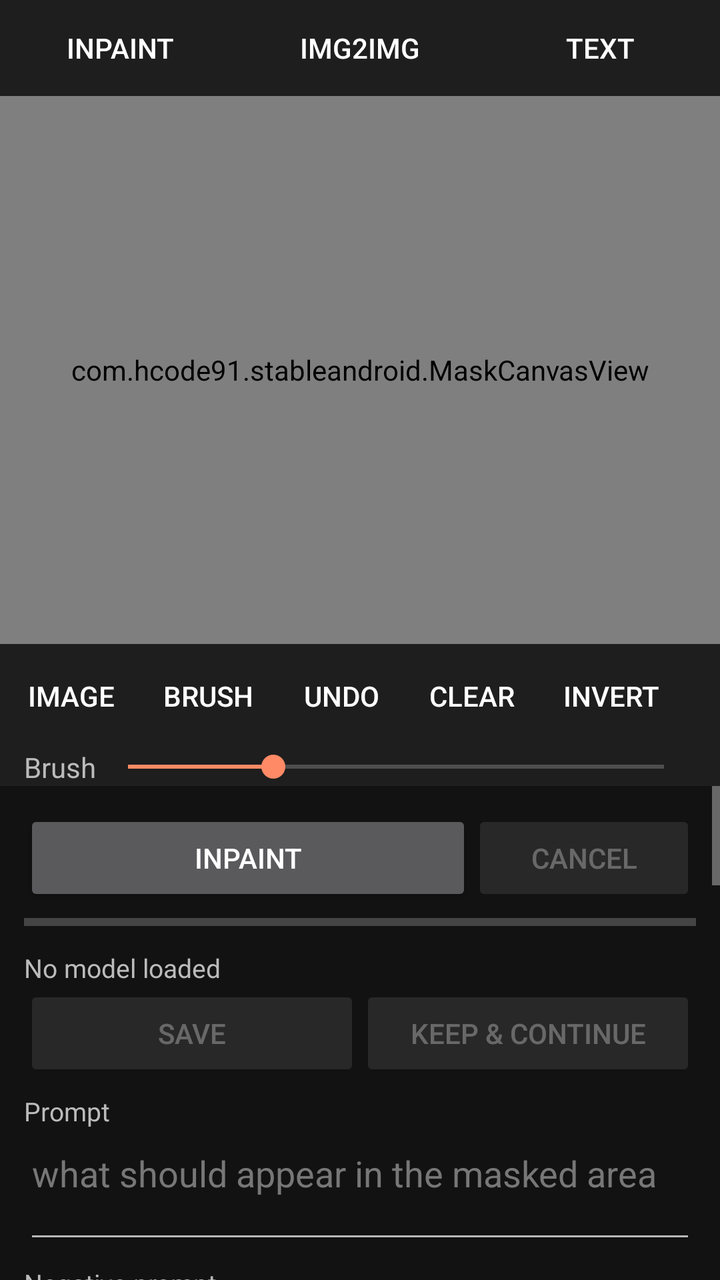
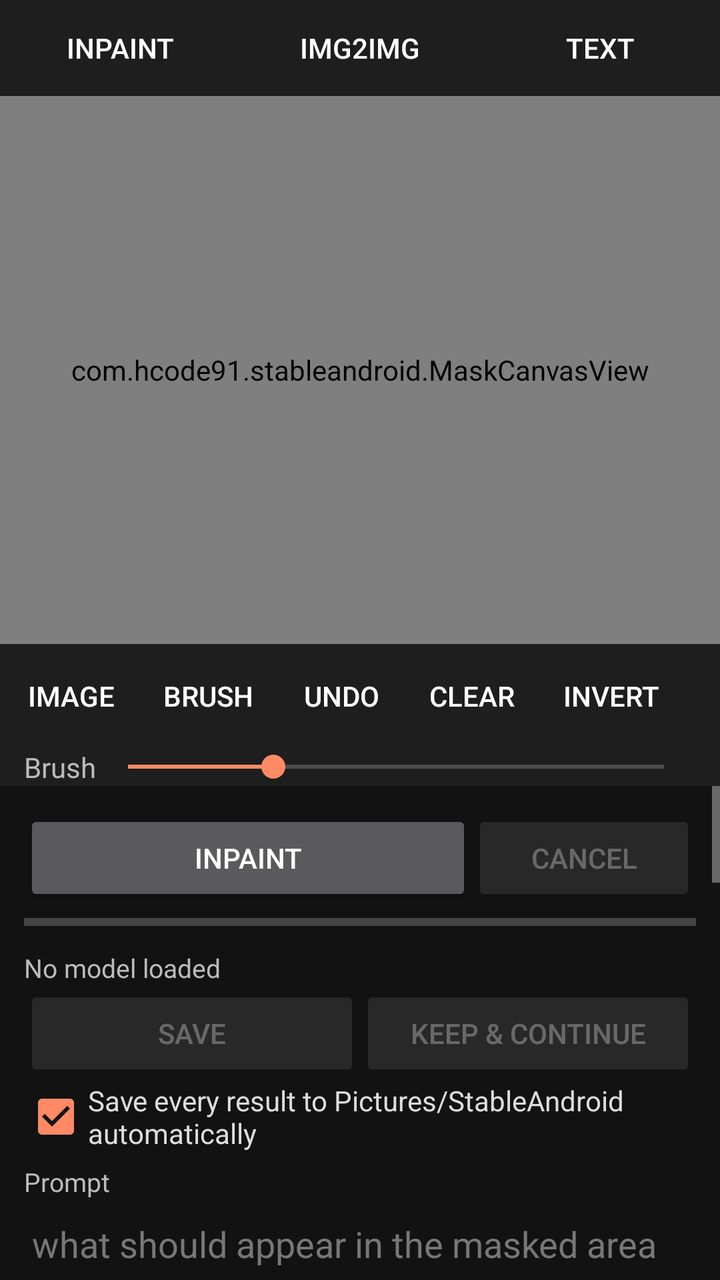

The first picture is an Android layout as it rendered before a commit; the second is the same layout after the commit. The layout source and the unified diff follow.
<!-- AndroidManifest.xml: application theme AppTheme -->
<!-- res/layout/activity_main.xml -->
<?xml version="1.0" encoding="utf-8"?>
<LinearLayout xmlns:android="http://schemas.android.com/apk/res/android"
    android:id="@+id/root"
    android:layout_width="match_parent"
    android:layout_height="match_parent"
    android:background="#121212"
    android:orientation="vertical">

    <LinearLayout
        android:layout_width="match_parent"
        android:layout_height="wrap_content"
        android:background="#1E1E1E"
        android:orientation="horizontal">

        <Button
            android:id="@+id/btnTabInpaint"
            style="@style/TabBtn"
            android:text="Inpaint" />

        <Button
            android:id="@+id/btnTabCreate"
            style="@style/TabBtn"
            android:text="Img2Img" />

        <Button
            android:id="@+id/btnTabText"
            style="@style/TabBtn"
            android:text="Text" />
    </LinearLayout>

    <com.hcode91.stableandroid.MaskCanvasView
        android:id="@+id/canvas"
        android:layout_width="match_parent"
        android:layout_height="0dp"
        android:layout_weight="1"
        android:background="#000000" />

    
    <HorizontalScrollView
        android:id="@+id/rowTools"
        android:layout_width="match_parent"
        android:layout_height="wrap_content"
        android:background="#1E1E1E"
        android:scrollbars="none">

        <LinearLayout
            android:layout_width="wrap_content"
            android:layout_height="wrap_content"
            android:gravity="center_vertical"
            android:orientation="horizontal"
            android:padding="2dp">

            <Button android:id="@+id/btnImage" style="@style/ToolBtn" android:text="Image" />
            <Button android:id="@+id/btnBrush" style="@style/ToolBtn" android:text="Brush" />
            <Button android:id="@+id/btnUndo" style="@style/ToolBtn" android:text="Undo" />
            <Button android:id="@+id/btnClear" style="@style/ToolBtn" android:text="Clear" />
            <Button android:id="@+id/btnInvert" style="@style/ToolBtn" android:text="Invert" />
            <Button android:id="@+id/btnFit" style="@style/ToolBtn" android:text="Fit" />
            <Button android:id="@+id/btnToggle" style="@style/ToolBtn" android:text="Result" />
        </LinearLayout>
    </HorizontalScrollView>

    <LinearLayout
        android:id="@+id/rowBrush"
        android:layout_width="match_parent"
        android:layout_height="wrap_content"
        android:background="#1E1E1E"
        android:gravity="center_vertical"
        android:orientation="horizontal"
        android:paddingStart="12dp"
        android:paddingEnd="12dp">

        <TextView
            android:layout_width="wrap_content"
            android:layout_height="wrap_content"
            android:text="Brush"
            android:textColor="#BBBBBB" />

        <SeekBar
            android:id="@+id/seekBrush"
            android:layout_width="0dp"
            android:layout_height="wrap_content"
            android:layout_weight="1"
            android:max="200"
            android:min="8"
            android:progress="60" />
    </LinearLayout>

    <ScrollView
        android:id="@+id/settingsScroll"
        android:layout_width="match_parent"
        android:layout_height="0dp"
        android:layout_weight="0.9"
        android:fillViewport="true">

        <LinearLayout
            android:layout_width="match_parent"
            android:layout_height="wrap_content"
            android:orientation="vertical"
            android:padding="12dp">

            
            <LinearLayout
                android:layout_width="match_parent"
                android:layout_height="wrap_content"
                android:orientation="horizontal">

                <Button
                    android:id="@+id/btnGenerate"
                    android:layout_width="0dp"
                    android:layout_height="wrap_content"
                    android:layout_weight="2"
                    android:text="Inpaint" />

                <Button
                    android:id="@+id/btnCancel"
                    android:layout_width="0dp"
                    android:layout_height="wrap_content"
                    android:layout_weight="1"
                    android:enabled="false"
                    android:text="Cancel" />
            </LinearLayout>

            <ProgressBar
                android:id="@+id/progress"
                style="@android:style/Widget.Material.ProgressBar.Horizontal"
                android:layout_width="match_parent"
                android:layout_height="wrap_content"
                android:max="100" />

            <TextView
                android:id="@+id/txtStatus"
                style="@style/Label"
                android:text="No model loaded" />

            <LinearLayout
                android:id="@+id/rowResults"
                android:layout_width="match_parent"
                android:layout_height="wrap_content"
                android:gravity="center_vertical"
                android:orientation="horizontal"
                android:visibility="gone">

                <Button
                    android:id="@+id/btnPrev"
                    android:layout_width="wrap_content"
                    android:layout_height="wrap_content"
                    android:text="◀" />

                <TextView
                    android:id="@+id/txtResult"
                    android:layout_width="0dp"
                    android:layout_height="wrap_content"
                    android:layout_weight="1"
                    android:gravity="center"
                    android:textColor="#FFFFFF"
                    android:textSize="15sp" />

                <Button
                    android:id="@+id/btnNext"
                    android:layout_width="wrap_content"
                    android:layout_height="wrap_content"
                    android:text="▶" />
            </LinearLayout>

            <LinearLayout
                android:layout_width="match_parent"
                android:layout_height="wrap_content"
                android:orientation="horizontal">

                <Button
                    android:id="@+id/btnSave"
                    android:layout_width="0dp"
                    android:layout_height="wrap_content"
                    android:layout_weight="1"
                    android:enabled="false"
                    android:text="Save" />

                <Button
                    android:id="@+id/btnUseResult"
                    android:layout_width="0dp"
                    android:layout_height="wrap_content"
                    android:layout_weight="1"
                    android:enabled="false"
                    android:text="Keep &amp; continue" />
            </LinearLayout>

            
            <TextView style="@style/Label" android:text="Prompt" />
            <EditText
                android:id="@+id/editPrompt"
                style="@style/Field"
                android:gravity="top"
                android:hint="what should appear in the masked area"
                android:inputType="textMultiLine|textCapSentences"
                android:minLines="2" />

            <TextView style="@style/Label" android:text="Negative prompt" />
            <EditText
                android:id="@+id/editNegative"
                style="@style/Field"
                android:gravity="top"
                android:inputType="textMultiLine"
                android:minLines="1" />

            
            <LinearLayout
                android:id="@+id/rowCreate"
                android:layout_width="match_parent"
                android:layout_height="wrap_content"
                android:gravity="bottom"
                android:orientation="horizontal"
                android:visibility="gone">

                <LinearLayout style="@style/Cell" android:layout_weight="2">
                    <TextView style="@style/Label" android:text="Style" />
                    <Spinner android:id="@+id/spinStyle" style="@style/Spin" />
                </LinearLayout>

                <LinearLayout
                    android:id="@+id/cellTxtSize"
                    style="@style/Cell"
                    android:visibility="gone">
                    <TextView style="@style/Label" android:text="Size" />
                    <Spinner android:id="@+id/spinTxtSize" style="@style/Spin" />
                </LinearLayout>

                <Button
                    android:id="@+id/btnStylePhoto"
                    android:layout_width="wrap_content"
                    android:layout_height="wrap_content"
                    android:text="Photo" />
            </LinearLayout>

            
            <LinearLayout
                android:layout_width="match_parent"
                android:layout_height="wrap_content"
                android:orientation="horizontal">

                <LinearLayout style="@style/Cell">
                    <TextView style="@style/Label" android:text="Steps" />
                    <EditText android:id="@+id/editSteps" style="@style/Field" android:inputType="number" android:text="20" />
                </LinearLayout>

                <LinearLayout style="@style/Cell">
                    <TextView style="@style/Label" android:text="CFG" />
                    <EditText android:id="@+id/editCfg" style="@style/Field" android:inputType="numberDecimal" android:text="7" />
                </LinearLayout>

                <LinearLayout android:id="@+id/cellStrength" style="@style/Cell">
                    <TextView style="@style/Label" android:text="Denoise" />
                    <EditText android:id="@+id/editStrength" style="@style/Field" android:inputType="numberDecimal" android:text="1.0" />
                </LinearLayout>
            </LinearLayout>

            <LinearLayout
                android:layout_width="match_parent"
                android:layout_height="wrap_content"
                android:gravity="bottom"
                android:orientation="horizontal">

                <LinearLayout style="@style/Cell" android:layout_weight="2">
                    <TextView style="@style/Label" android:text="Seed (-1 = random)" />
                    <EditText android:id="@+id/editSeed" style="@style/Field" android:inputType="numberSigned" android:text="-1" />
                </LinearLayout>

                <LinearLayout style="@style/Cell">
                    <TextView style="@style/Label" android:text="Images" />
                    <EditText android:id="@+id/editImages" style="@style/Field" android:inputType="number" android:text="3" />
                </LinearLayout>

                <Button
                    android:id="@+id/btnLastSeed"
                    android:layout_width="wrap_content"
                    android:layout_height="wrap_content"
                    android:text="Reuse last" />
            </LinearLayout>

            <LinearLayout
                android:layout_width="match_parent"
                android:layout_height="wrap_content"
                android:orientation="horizontal">

                <LinearLayout style="@style/Cell">
                    <TextView style="@style/Label" android:text="Sampler" />
                    <Spinner android:id="@+id/spinSampler" style="@style/Spin" />
                </LinearLayout>

                <LinearLayout style="@style/Cell">
                    <TextView style="@style/Label" android:text="Scheduler" />
                    <Spinner android:id="@+id/spinScheduler" style="@style/Spin" />
                </LinearLayout>
            </LinearLayout>

            <LinearLayout
                android:id="@+id/rowInpaintSize"
                android:layout_width="match_parent"
                android:layout_height="wrap_content"
                android:orientation="horizontal">

                <LinearLayout android:id="@+id/cellWorkSize" style="@style/Cell">
                    <TextView style="@style/Label" android:text="Working size" />
                    <Spinner android:id="@+id/spinSize" style="@style/Spin" />
                </LinearLayout>

                <LinearLayout android:id="@+id/cellArea" style="@style/Cell">
                    <TextView style="@style/Label" android:text="Inpaint area" />
                    <Spinner android:id="@+id/spinArea" style="@style/Spin" />
                </LinearLayout>
            </LinearLayout>

            <CheckBox
                android:id="@+id/chkBlend"
                android:layout_width="wrap_content"
                android:layout_height="wrap_content"
                android:checked="true"
                android:text="Only change the masked area (blend edges)"
                android:textColor="#DDDDDD" />

            
            <TextView style="@style/Header" android:text="Model" />

            <TextView
                android:id="@+id/txtModel"
                style="@style/Label"
                android:text="No .safetensors chosen" />

            <LinearLayout
                android:layout_width="match_parent"
                android:layout_height="wrap_content"
                android:orientation="horizontal">

                <Button
                    android:id="@+id/btnChooseModel"
                    android:layout_width="0dp"
                    android:layout_height="wrap_content"
                    android:layout_weight="1"
                    android:text="Choose model" />

                <Button
                    android:id="@+id/btnLoadModel"
                    android:layout_width="0dp"
                    android:layout_height="wrap_content"
                    android:layout_weight="1"
                    android:text="Load" />
            </LinearLayout>

            <TextView
                android:id="@+id/txtLora"
                style="@style/Label"
                android:text="LoRA: none" />

            <LinearLayout
                android:layout_width="match_parent"
                android:layout_height="wrap_content"
                android:gravity="bottom"
                android:orientation="horizontal">

                <Button
                    android:id="@+id/btnChooseLora"
                    android:layout_width="0dp"
                    android:layout_height="wrap_content"
                    android:layout_weight="1"
                    android:text="Choose LoRA" />

                <Button
                    android:id="@+id/btnClearLora"
                    android:layout_width="wrap_content"
                    android:layout_height="wrap_content"
                    android:text="Remove" />

                <LinearLayout style="@style/Cell">
                    <TextView style="@style/Label" android:text="Strength" />
                    <EditText android:id="@+id/editLoraStrength" style="@style/Field" android:inputType="numberDecimal" android:text="1.0" />
                </LinearLayout>
            </LinearLayout>

            <TextView style="@style/Label" android:text="Run on" />
            <Spinner android:id="@+id/spinCompute" style="@style/Spin" />

            <TextView
                android:id="@+id/txtDriver"
                style="@style/Label"
                android:text="GPU driver: system" />

            <LinearLayout
                android:layout_width="match_parent"
                android:layout_height="wrap_content"
                android:orientation="horizontal">

                <Button
                    android:id="@+id/btnInstallDriver"
                    android:layout_width="0dp"
                    android:layout_height="wrap_content"
                    android:layout_weight="1"
                    android:text="Install Turnip (.zip)" />

                <Button
                    android:id="@+id/btnRemoveDriver"
                    android:layout_width="0dp"
                    android:layout_height="wrap_content"
                    android:layout_weight="1"
                    android:text="Use system driver" />
            </LinearLayout>

            <CheckBox
                android:id="@+id/chkGpuF32"
                android:layout_width="wrap_content"
                android:layout_height="wrap_content"
                android:checked="false"
                android:text="GPU full precision (slower; try if images come out grey or black; applies after restart)"
                android:textColor="#DDDDDD" />

            <CheckBox
                android:id="@+id/chkGpuSafe"
                android:layout_width="wrap_content"
                android:layout_height="wrap_content"
                android:checked="true"
                android:text="GPU safe mode (avoids shaders some drivers can't build; applies after restart)"
                android:textColor="#DDDDDD" />

            <LinearLayout
                android:layout_width="match_parent"
                android:layout_height="wrap_content"
                android:orientation="horizontal">

                <LinearLayout style="@style/Cell" android:layout_weight="2">
                    <TextView style="@style/Label" android:text="Weights in memory" />
                    <Spinner android:id="@+id/spinWeights" style="@style/Spin" />
                </LinearLayout>

                <LinearLayout style="@style/Cell">
                    <TextView style="@style/Label" android:text="Threads" />
                    <EditText android:id="@+id/editThreads" style="@style/Field" android:inputType="number" />
                </LinearLayout>
            </LinearLayout>

            <LinearLayout
                android:layout_width="match_parent"
                android:layout_height="wrap_content"
                android:orientation="horizontal">

                <LinearLayout style="@style/Cell">
                    <TextView style="@style/Label" android:text="CLIP skip" />
                    <EditText android:id="@+id/editClipSkip" style="@style/Field" android:inputType="numberSigned" android:text="-1" />
                </LinearLayout>

                <LinearLayout style="@style/Cell" android:layout_weight="2">
                    <CheckBox
                        android:id="@+id/chkFlash"
                        android:layout_width="wrap_content"
                        android:layout_height="wrap_content"
                        android:checked="true"
                        android:text="Flash attention"
                        android:textColor="#DDDDDD" />

                    <CheckBox
                        android:id="@+id/chkFastVae"
                        android:layout_width="wrap_content"
                        android:layout_height="wrap_content"
                        android:checked="true"
                        android:text="Fast VAE (TAESD)"
                        android:textColor="#DDDDDD" />

                    <CheckBox
                        android:id="@+id/chkTiling"
                        android:layout_width="wrap_content"
                        android:layout_height="wrap_content"
                        android:checked="true"
                        android:text="Tiled VAE (less RAM)"
                        android:textColor="#DDDDDD" />

                    <CheckBox
                        android:id="@+id/chkMmap"
                        android:layout_width="wrap_content"
                        android:layout_height="wrap_content"
                        android:checked="false"
                        android:text="Memory-map file"
                        android:textColor="#DDDDDD" />
                </LinearLayout>
            </LinearLayout>

            
            <LinearLayout
                android:layout_width="match_parent"
                android:layout_height="wrap_content"
                android:gravity="center_vertical"
                android:orientation="horizontal">

                <TextView style="@style/Header" android:layout_width="0dp" android:layout_weight="1" android:text="Log" />

                <Button
                    android:id="@+id/btnCopyLog"
                    android:layout_width="wrap_content"
                    android:layout_height="wrap_content"
                    android:text="Copy log" />
            </LinearLayout>

            <TextView
                android:id="@+id/txtLog"
                android:layout_width="match_parent"
                android:layout_height="wrap_content"
                android:background="#0A0A0A"
                android:fontFamily="monospace"
                android:padding="6dp"
                android:textColor="#9E9E9E"
                android:textIsSelectable="true"
                android:textSize="10sp" />
        </LinearLayout>
    </ScrollView>
</LinearLayout>
<!-- resources referenced by this layout -->
<resources>
  <style name="Cell">
          <item name="android:layout_width">0dp</item>
          <item name="android:layout_height">wrap_content</item>
          <item name="android:layout_weight">1</item>
          <item name="android:orientation">vertical</item>
          <item name="android:paddingEnd">8dp</item>
      </style>
  <style name="Field">
          <item name="android:layout_width">match_parent</item>
          <item name="android:layout_height">wrap_content</item>
          <item name="android:textColor">#FFFFFF</item>
          <item name="android:textColorHint">#777777</item>
      </style>
  <style name="Header">
          <item name="android:layout_width">wrap_content</item>
          <item name="android:layout_height">wrap_content</item>
          <item name="android:textColor">#FF8A65</item>
          <item name="android:textSize">16sp</item>
          <item name="android:textStyle">bold</item>
          <item name="android:layout_marginTop">16dp</item>
      </style>
  <style name="Label">
          <item name="android:layout_width">wrap_content</item>
          <item name="android:layout_height">wrap_content</item>
          <item name="android:textColor">#BBBBBB</item>
          <item name="android:textSize">13sp</item>
          <item name="android:layout_marginTop">6dp</item>
      </style>
  <style name="Spin">
          <item name="android:layout_width">match_parent</item>
          <item name="android:layout_height">wrap_content</item>
      </style>
  <style name="TabBtn" parent="@android:style/Widget.Material.Button.Borderless">
          <item name="android:layout_width">0dp</item>
          <item name="android:layout_height">wrap_content</item>
          <item name="android:layout_weight">1</item>
          <item name="android:textColor">#FFFFFF</item>
      </style>
  <style name="ToolBtn" parent="@android:style/Widget.Material.Button.Borderless">
          <item name="android:layout_width">wrap_content</item>
          <item name="android:layout_height">wrap_content</item>
          <item name="android:minWidth">64dp</item>
          <item name="android:textColor">#FFFFFF</item>
      </style>
  <style name="AppTheme" parent="@android:style/Theme.Material.NoActionBar">
          <item name="android:colorAccent">#FF8A65</item>
          <item name="android:colorPrimary">#202124</item>
          <item name="android:windowBackground">#121212</item>
      </style>
</resources>

<!-- the commit's change to res/layout/activity_main.xml (unified diff, before → after) -->
@@ -185,6 +185,14 @@
                     android:text="Keep &amp; continue" />
             </LinearLayout>
 
+            <CheckBox
+                android:id="@+id/chkAutoSave"
+                android:layout_width="wrap_content"
+                android:layout_height="wrap_content"
+                android:checked="true"
+                android:text="Save every result to Pictures/StableAndroid automatically"
+                android:textColor="#DDDDDD" />
+
             
             <TextView style="@style/Label" android:text="Prompt" />
             <EditText
